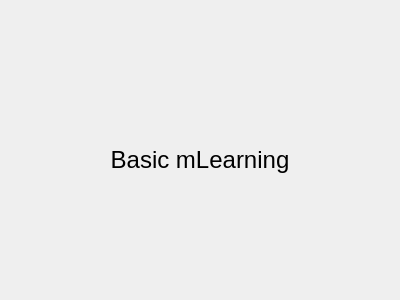
The window that src/templates/mlearning/basicmlearningsimulator.ui (BuildmLearn/BuildmLearn-Toolkit) describes before a commit, drawn with Qt 5.
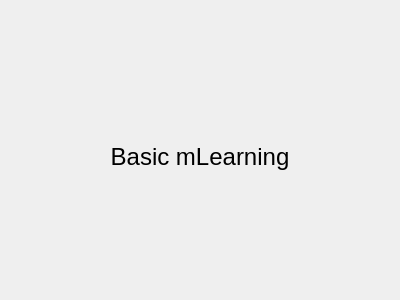
The same window after the commit.

Diff of the .ui file:
```diff
--- a/src/templates/mlearning/basicmlearningsimulator.ui
+++ b/src/templates/mlearning/basicmlearningsimulator.ui
@@ -14,6 +14,9 @@
    <string>Form</string>
   </property>
   <layout class="QVBoxLayout" name="verticalLayout">
+  <property name="spacing">
+    <number>0</number>
+   </property>
    <property name="margin">
     <number>0</number>
    </property>
```
